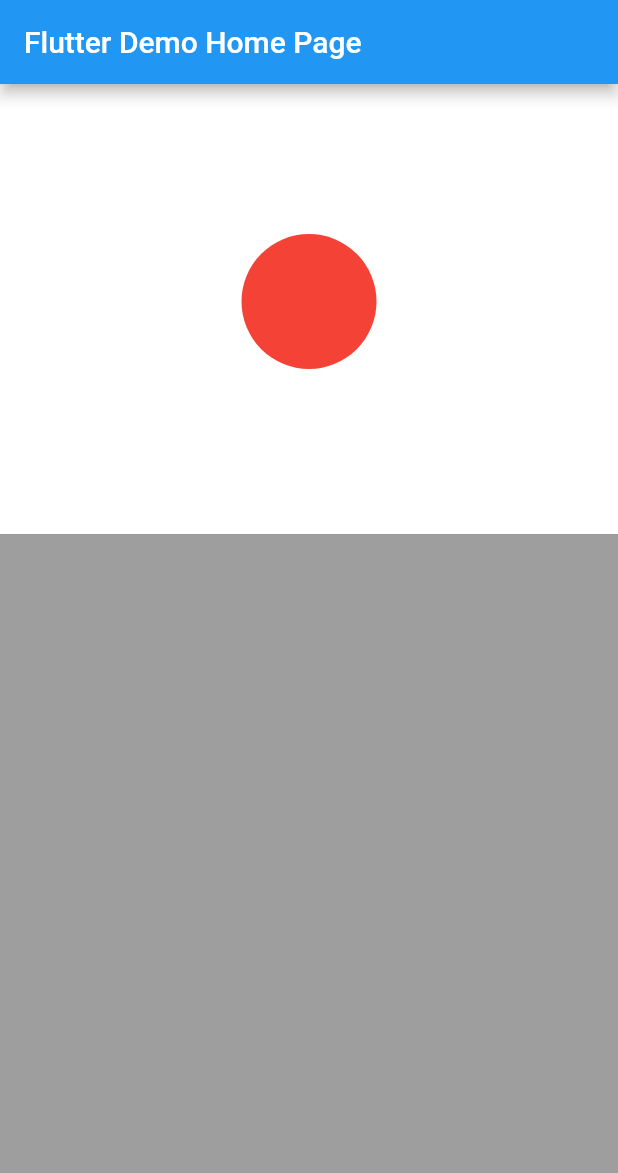
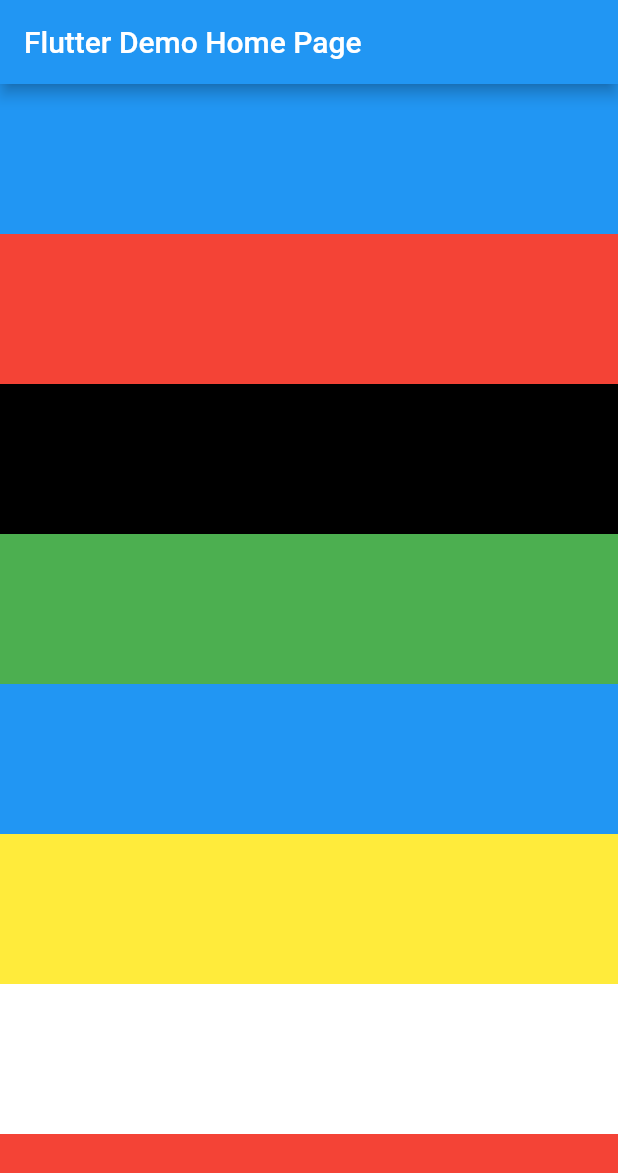
Before and after one commit to dan7sc/flutter-example2, a Flutter app: the screen it shows after launch, on a phone screen of 412 x 824 dp. Shown: the top 1173 px of the screen. Run offline on Flutter 3.47's test engine with Material 2 defaults, Android fonts, the phone set to English and light mode, and no system bars.

Commit message:
Add multiple containers in SingleChildScrollView

```diff
--- a/lib/main.dart
+++ b/lib/main.dart
@@ -41,32 +41,42 @@ class _MyHomePageState extends State<MyHomePage> {
             Container(
               height: 100,
               width: MediaQuery.of(context).size.width,
+              color: Colors.blue,
+            ),
+            Container(
+              height: 100,
+              width: MediaQuery.of(context).size.width,
+              color: Colors.red,
+            ),
+            Container(
+              height: 100,
+              width: MediaQuery.of(context).size.width,
+              color: Colors.black,
+            ),
+            Container(
+              height: 100,
+              width: MediaQuery.of(context).size.width,
+              color: Colors.green,
+            ),
+            Container(
+              height: 100,
+              width: MediaQuery.of(context).size.width,
+              color: Colors.blue,
+            ),
+            Container(
+              height: 100,
+              width: MediaQuery.of(context).size.width,
+              color: Colors.yellow,
+            ),
+            Container(
+              height: 100,
+              width: MediaQuery.of(context).size.width,
               color: Colors.white,
             ),
             Container(
-              child: Stack(
-                children: [
-                  Align(
-                    alignment: Alignment.center,
-                    child: Container(
-                      height: 200,
-                      width: MediaQuery.of(context).size.width,
-                      color: Colors.white,
-                    ),
-                  ),
-                  Align(
-                    alignment: Alignment.center,
-                    child: Container(
-                      height: 90,
-                      width: 90,
-                      decoration: BoxDecoration(
-                        shape: BoxShape.circle,
-                        color: Colors.red,
-                      ),
-                    ),
-                  ),
-                ],
-              ),
+              height: 100,
+              width: MediaQuery.of(context).size.width,
+              color: Colors.red,
             ),
           ],
         ),
```
